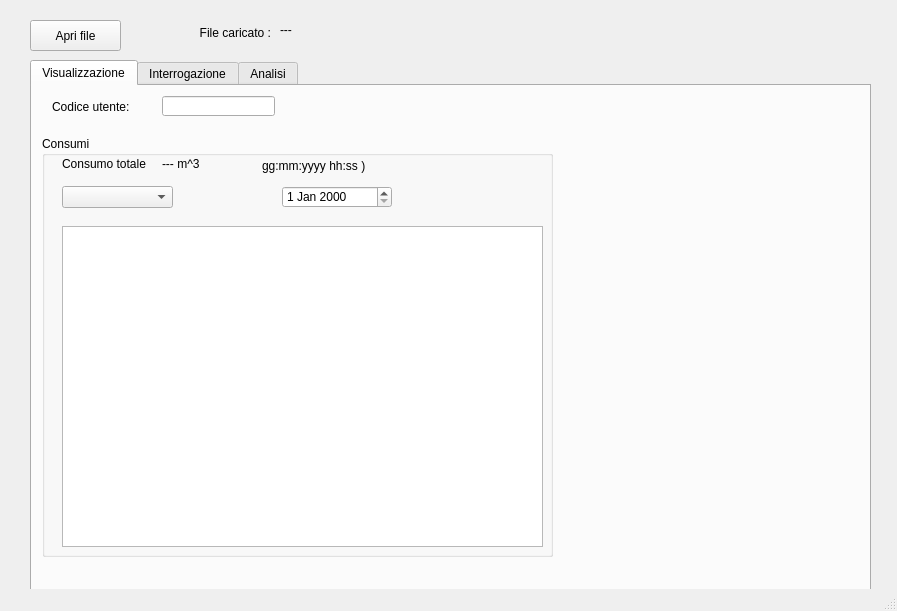
Qt form consumiIdrici/mainwindow.ui (FedericoMartinese/ConsumiIdrici) before a commit.
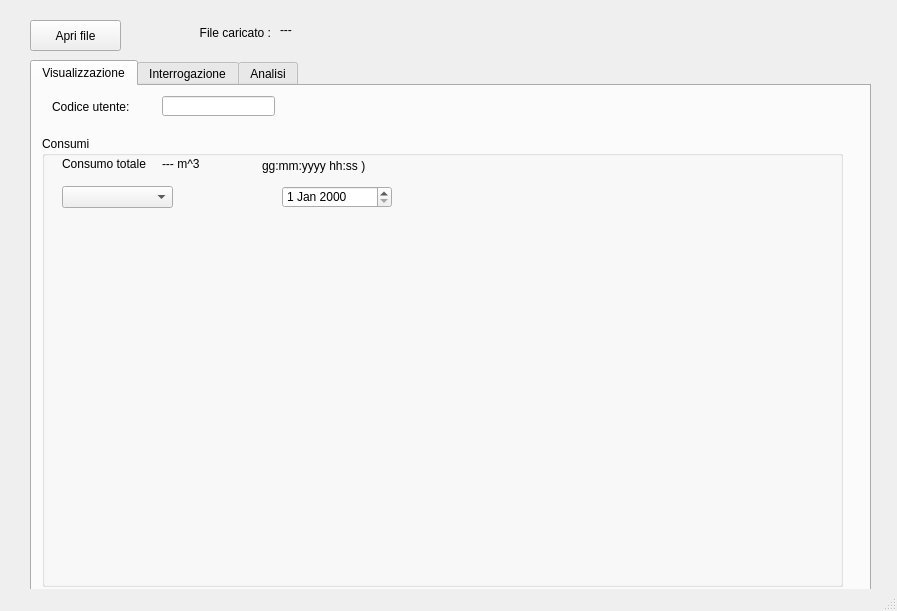
The same form after that commit. The open tabs and pages were chosen to show the change. Custom widgets are drawn as their Qt base class.

Patch:
```diff
--- a/consumiIdrici/mainwindow.ui
+++ b/consumiIdrici/mainwindow.ui
@@ -64,8 +64,8 @@
        <rect>
         <x>10</x>
         <y>50</y>
-        <width>511</width>
-        <height>421</height>
+        <width>801</width>
+        <height>451</height>
        </rect>
       </property>
       <property name="title">
@@ -133,13 +133,13 @@
         </rect>
        </property>
       </widget>
-      <widget class="QGraphicsView" name="graphicsView">
+      <widget class="QCustomPlot" name="customPlot" native="true">
        <property name="geometry">
         <rect>
          <x>20</x>
-         <y>90</y>
-         <width>481</width>
-         <height>321</height>
+         <y>80</y>
+         <width>761</width>
+         <height>361</height>
         </rect>
        </property>
       </widget>
@@ -414,6 +414,14 @@
   <widget class="QStatusBar" name="statusBar"/>
  </widget>
  <layoutdefault spacing="6" margin="11"/>
+ <customwidgets>
+  <customwidget>
+   <class>QCustomPlot</class>
+   <extends>QWidget</extends>
+   <header>qcustomplot.h</header>
+   <container>1</container>
+  </customwidget>
+ </customwidgets>
  <resources/>
  <connections/>
 </ui>
```
Left out of the diff: 2 changed lines with no effect on the pictures.
